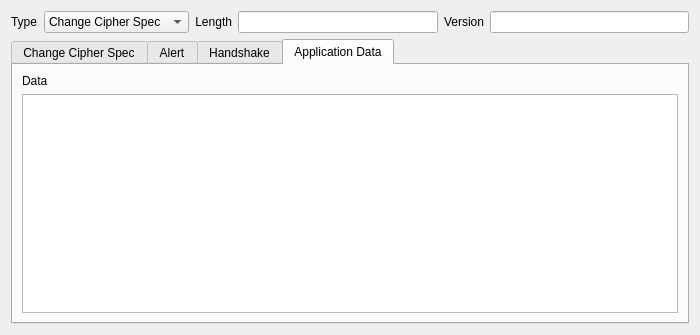
karthikbhata97/ostinato, file common/ssl.ui: the form before one commit.
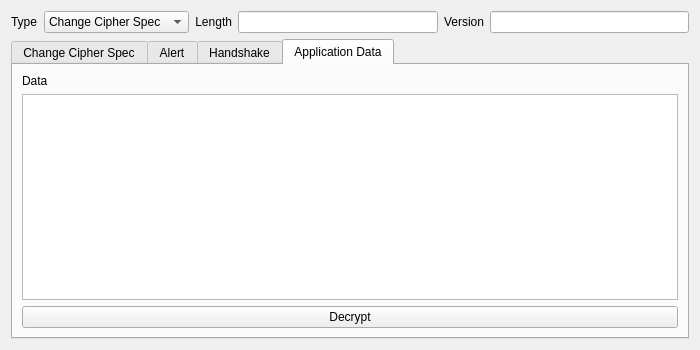
The form after the commit.

```diff
--- a/common/ssl.ui
+++ b/common/ssl.ui
@@ -7,7 +7,7 @@
     <x>0</x>
     <y>0</y>
     <width>700</width>
-    <height>335</height>
+    <height>350</height>
    </rect>
   </property>
   <property name="windowTitle">
@@ -630,9 +630,16 @@
          </property>
         </widget>
        </item>
-       <item row="1" column="0">
+       <item row="3" column="0">
         <widget class="QTextEdit" name="teAppData"/>
        </item>
+       <item row="4" column="0">
+        <widget class="QPushButton" name="pushButton">
+         <property name="text">
+          <string>Decrypt</string>
+         </property>
+        </widget>
+       </item>
       </layout>
      </widget>
     </widget>
```
Left out of the diff: 2 changed lines with no effect on the pictures.
